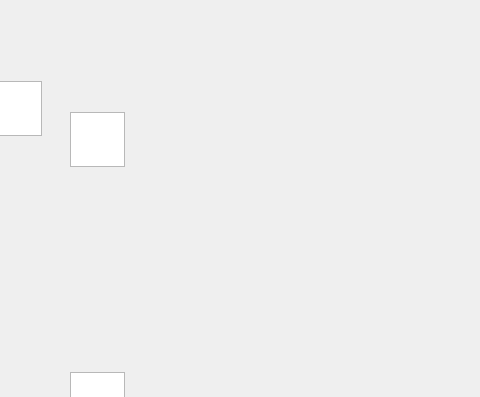
Above: gui/mainwindow.ui from DanielDuranSW/TFG-DigitalTwin before the change; both pictures show x 320 to 800 and y 0 to 397 of the 800 by 600 pixel window. Below: the same form after it.
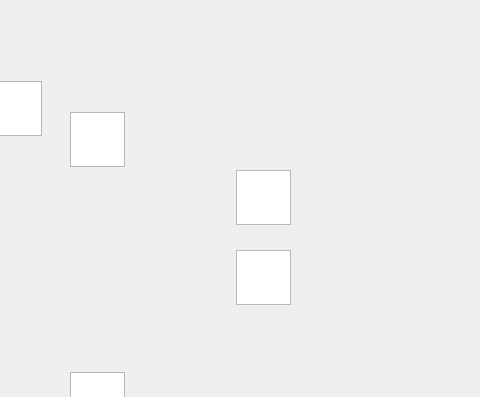
That is the form after the change. Icons and pictures are not drawn.

Commit message: gui dma (without concurrence)

What changed in the file:
```diff
--- a/gui/mainwindow.ui
+++ b/gui/mainwindow.ui
@@ -225,6 +225,74 @@
      </brush>
     </property>
    </widget>
+   <widget class="QGraphicsView" name="graphicsViewWaitingTransfer">
+    <property name="enabled">
+     <bool>true</bool>
+    </property>
+    <property name="geometry">
+     <rect>
+      <x>556</x>
+      <y>170</y>
+      <width>55</width>
+      <height>55</height>
+     </rect>
+    </property>
+    <property name="autoFillBackground">
+     <bool>false</bool>
+    </property>
+    <property name="backgroundBrush">
+     <brush brushstyle="NoBrush">
+      <color alpha="255">
+       <red>0</red>
+       <green>0</green>
+       <blue>0</blue>
+      </color>
+     </brush>
+    </property>
+    <property name="foregroundBrush">
+     <brush brushstyle="NoBrush">
+      <color alpha="0">
+       <red>0</red>
+       <green>0</green>
+       <blue>0</blue>
+      </color>
+     </brush>
+    </property>
+   </widget>
+   <widget class="QGraphicsView" name="graphicsViewRamToFlash">
+    <property name="enabled">
+     <bool>true</bool>
+    </property>
+    <property name="geometry">
+     <rect>
+      <x>556</x>
+      <y>250</y>
+      <width>55</width>
+      <height>55</height>
+     </rect>
+    </property>
+    <property name="autoFillBackground">
+     <bool>false</bool>
+    </property>
+    <property name="backgroundBrush">
+     <brush brushstyle="NoBrush">
+      <color alpha="255">
+       <red>0</red>
+       <green>0</green>
+       <blue>0</blue>
+      </color>
+     </brush>
+    </property>
+    <property name="foregroundBrush">
+     <brush brushstyle="NoBrush">
+      <color alpha="0">
+       <red>0</red>
+       <green>0</green>
+       <blue>0</blue>
+      </color>
+     </brush>
+    </property>
+   </widget>
    <zorder>label</zorder>
    <zorder>graphicsViewFsr</zorder>
    <zorder>graphicsViewImu</zorder>
```
Left out of the diff: 2 changed lines with no effect on the pictures. The commit also changes 7 other files.
